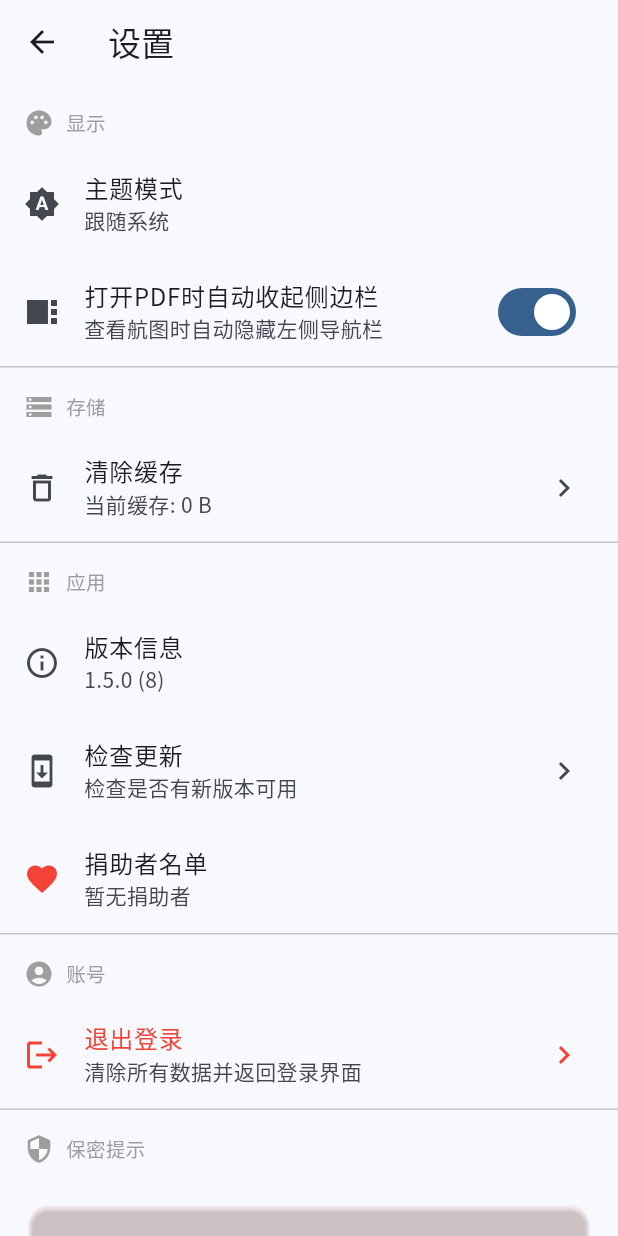
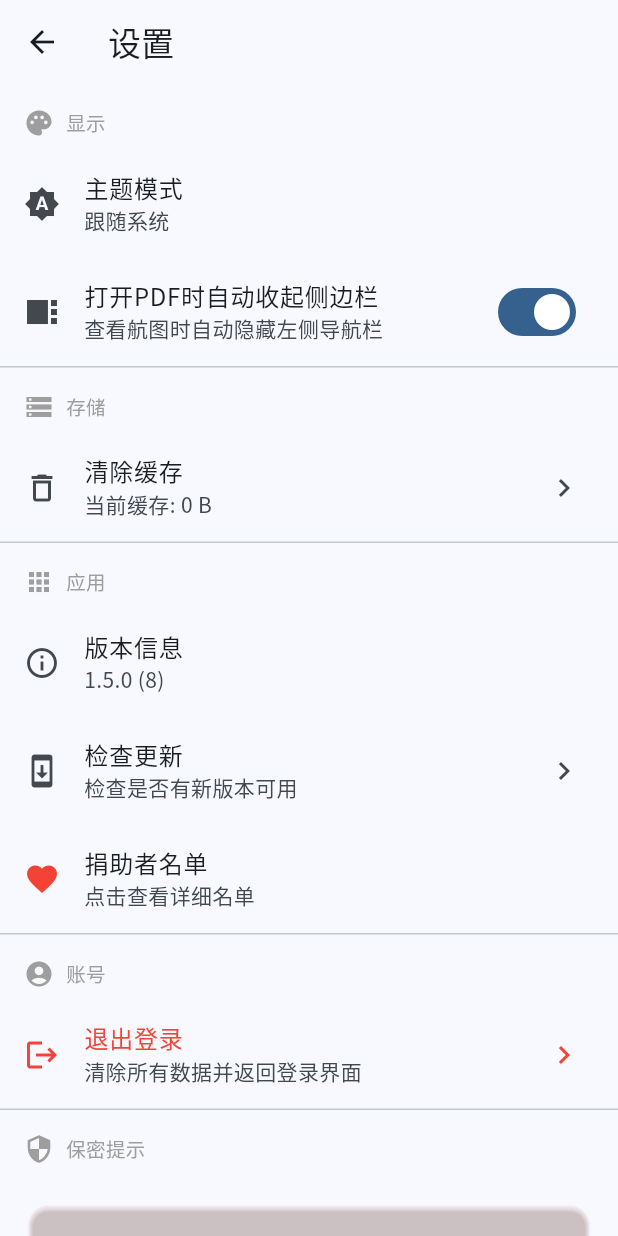
Before and after one commit to KNA7022/eaipchinaviewer, a Flutter app: the SettingsScreen screen opened by its route, on a phone screen of 412 x 824 dp. Run offline on Flutter 3.47's test engine with Material 3 defaults, Android fonts, the phone set to English and light mode, and no system bars; our stand-ins replace connectivity_plus, cross_file, flutter_markdown, open_file, package_info_plus, permission_handler and 3 more; missing offline and left inert: asn1lib, flutter_cached_pdfview, flutter_pdfview, pointycastle; accounts and stored records are empty; network calls fail.

Commit message:
修改捐助者名单点开详细后再展示

```diff
--- a/lib/screens/settings_screen.dart
+++ b/lib/screens/settings_screen.dart
@@ -298,7 +298,7 @@ class _SettingsScreenState extends State<SettingsScreen> {
               ListTile(
                 leading: const Icon(Icons.favorite, color: Colors.red),
                 title: const Text('捐助者名单'),
-                subtitle: Text(_sponsors),
+                subtitle: Text('点击查看详细名单'),
                 onTap: () => _showSponsorsDialog(context),
               ),
             ],
```
